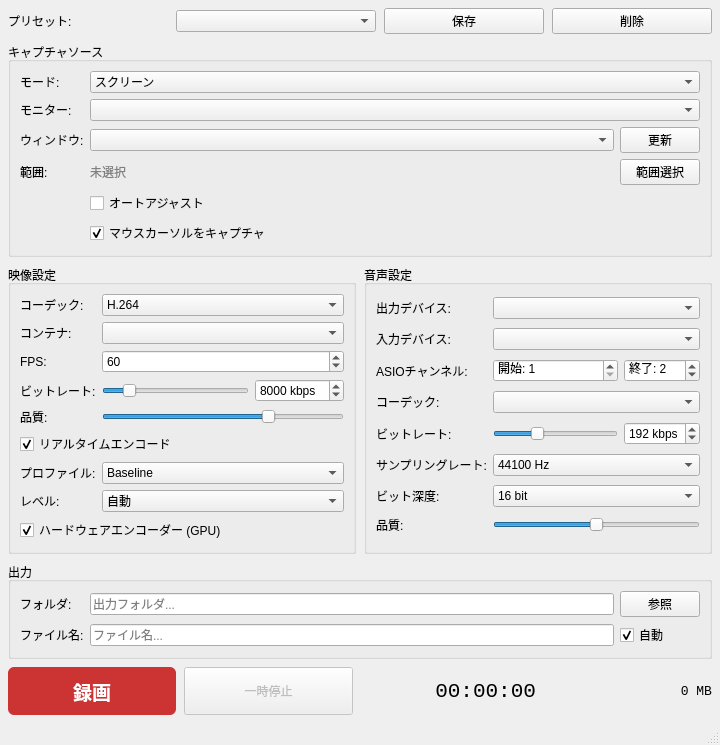
First picture: the form in src/ui/MainWindow.ui, repository hiroshi-tamura/pbRecorder, before the edit.
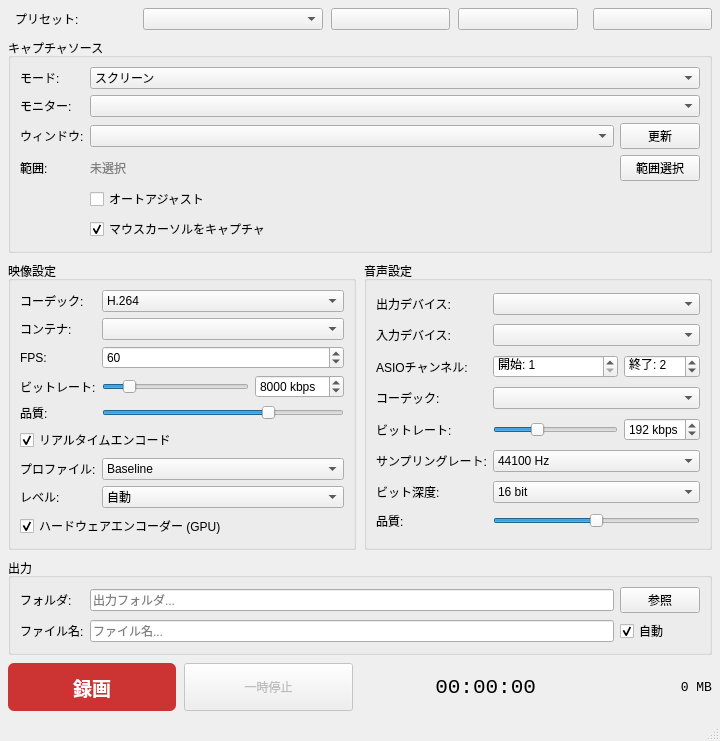
Second picture: the form after the edit.

Commit message:
Add icon buttons, settings dialog with language switching, bump to v0.2.0
- Replace preset save/delete text buttons with icon buttons (Segoe MDL2 Assets)
- Center-align preset row, add gear button on right for settings
- Add settings dialog with English/Japanese language switching
- Default language set to English for first launch
- Translate all UI text including H.264 level "Auto" and audio device "None"
- Bump version to 0.2.0

```diff
--- a/src/ui/MainWindow.ui
+++ b/src/ui/MainWindow.ui
@@ -34,6 +34,13 @@
     <!-- Preset Row -->
     <item>
      <layout class="QHBoxLayout" name="presetLayout">
+      <item>
+       <spacer name="presetLeftSpacer">
+        <property name="orientation">
+         <enum>Qt::Horizontal</enum>
+        </property>
+       </spacer>
+      </item>
       <item>
        <widget class="QLabel" name="presetLabel">
         <property name="text">
@@ -45,7 +52,7 @@
        <widget class="QComboBox" name="presetCombo">
         <property name="minimumSize">
          <size>
-          <width>200</width>
+          <width>180</width>
           <height>0</height>
          </size>
         </property>
@@ -54,14 +61,37 @@
       <item>
        <widget class="QPushButton" name="savePresetBtn">
         <property name="text">
-         <string>保存</string>
+         <string/>
+        </property>
+        <property name="toolTip">
+         <string>プリセットを保存</string>
         </property>
        </widget>
       </item>
       <item>
        <widget class="QPushButton" name="deletePresetBtn">
         <property name="text">
-         <string>削除</string>
+         <string/>
+        </property>
+        <property name="toolTip">
+         <string>プリセットを削除</string>
+        </property>
+       </widget>
+      </item>
+      <item>
+       <spacer name="presetRightSpacer">
+        <property name="orientation">
+         <enum>Qt::Horizontal</enum>
+        </property>
+       </spacer>
+      </item>
+      <item>
+       <widget class="QPushButton" name="settingsBtn">
+        <property name="text">
+         <string/>
+        </property>
+        <property name="toolTip">
+         <string>設定</string>
         </property>
        </widget>
       </item>
```
The commit also changes 5 other files.
